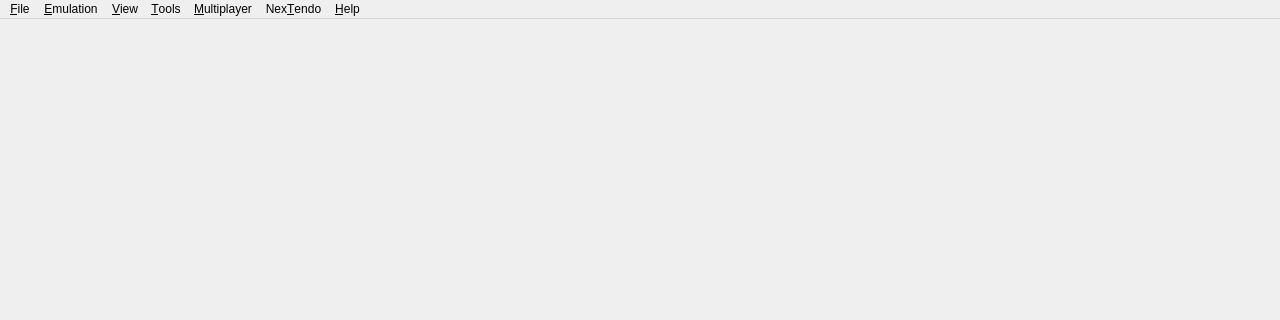
The window that src/citron/main.ui (openpak/citron) describes before a commit, drawn with Qt 5; both pictures show x 0 to 1280 and y 0 to 320 of the 1280 by 720 pixel window.
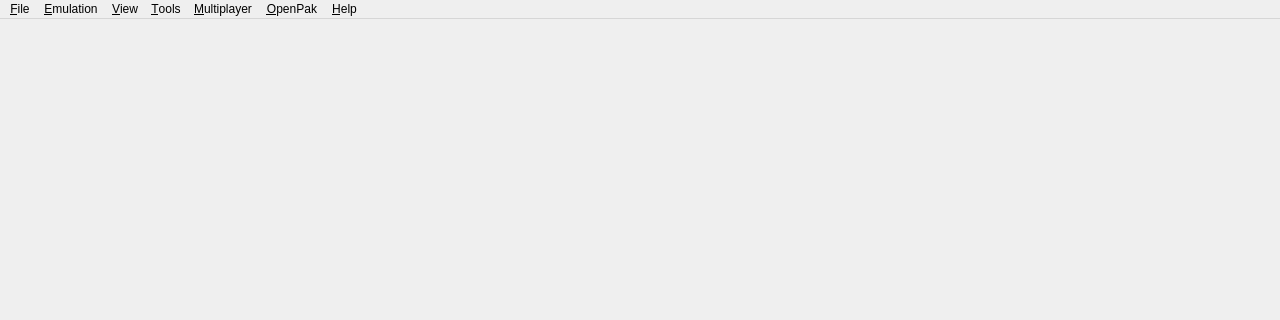
The same window after the commit. Icons and pictures are not drawn.

Commit message: Qt: the shared OpenPak dialogs, hosted by OpenPakHost

```diff
--- a/src/citron/main.ui
+++ b/src/citron/main.ui
@@ -150,7 +150,7 @@
    </widget>
    <widget class="QMenu" name="menu_OpenPak">
     <property name="title">
-     <string>Nex&amp;Tendo</string>
+     <string>&amp;OpenPak</string>
     </property>
     <addaction name="action_OpenPak_Open_Account"/>
     <addaction name="action_OpenPak_Population"/>
```
The commit also changes 38 other files.
